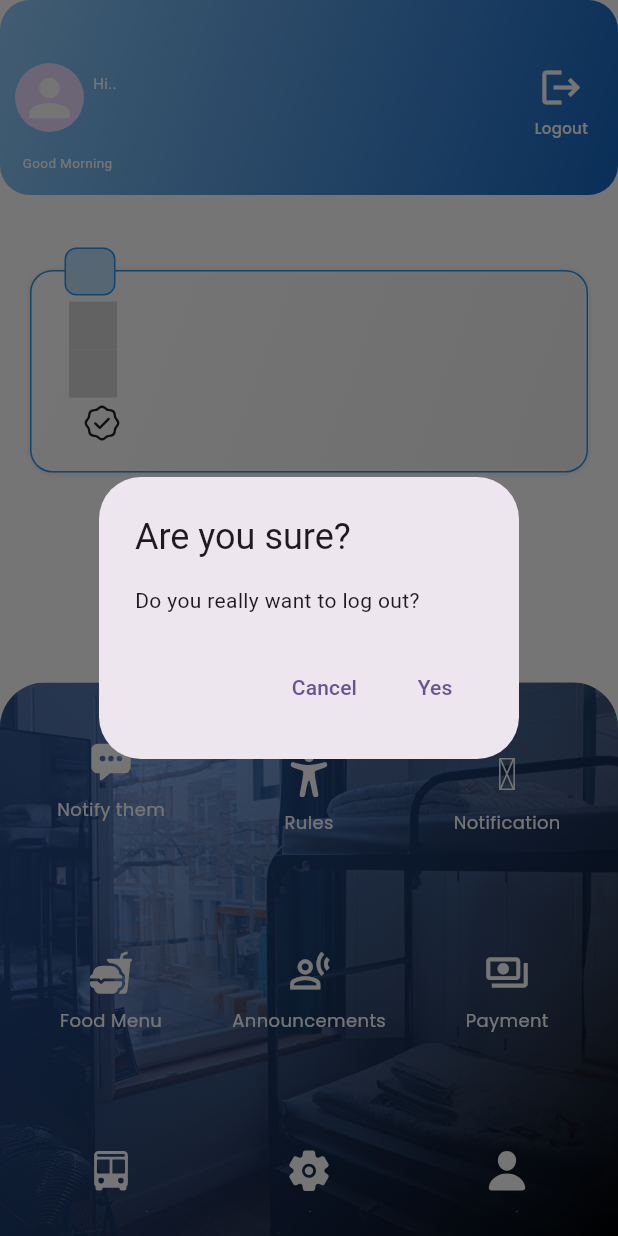
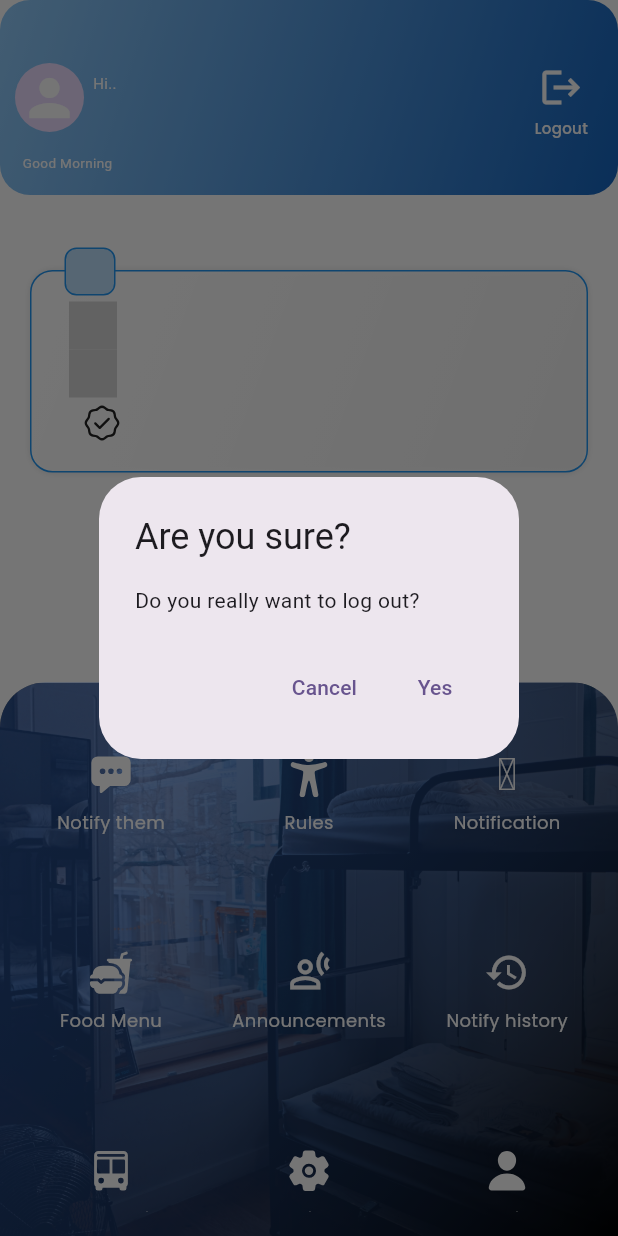
Before and after one commit to Bibinpeter/hostelmates_app, a Flutter app: the HomeView screen opened by its route, after a tap on "Logout", on a phone screen of 412 x 824 dp. Run offline on Flutter 3.47's test engine with Material 3 defaults, Android fonts, the phone set to English and light mode, and no system bars; our stand-ins replace animate_do, cloud_firestore, firebase_auth, firebase_core, flutter_animate, get and 5 more; accounts and stored records are empty.

Commit message:
history solved

```diff
--- a/lib/routes/pages.dart
+++ b/lib/routes/pages.dart
@@ -8,10 +8,10 @@ import 'package:project/view/auth/signup/signup_view.dart';
 import 'package:project/view/auth/splah/splash_view.dart';
 import 'package:project/view/home/components/announcement/ann_view.dart';
 import 'package:project/view/home/components/foodmenu/foodmenu_view.dart';
+import 'package:project/view/home/components/history/history_view.dart';
 import 'package:project/view/home/components/ksrtc/ksrtc_view.dart';
 import 'package:project/view/home/components/notification/notification_view.dart';
 import 'package:project/view/home/components/notify/notify_view.dart';
-import 'package:project/view/home/components/payment/payment_view.dart';
 import 'package:project/view/home/components/profile/profile_view.dart';
 import 'package:project/view/home/components/rules/rules_view.dart';
 import 'package:project/view/home/components/settings/settings.dart';
@@ -85,8 +85,8 @@ class AppPages {
         transition: Transition.rightToLeftWithFade,
         binding: HomeBinding()),
     GetPage(
-        name: AppRoutes.paymentView,
-        page: () => PaymentView(),
+        name: AppRoutes.history,
+        page: () => HistoryView(),
         transition: Transition.rightToLeftWithFade,
         binding: HomeBinding()),
     GetPage(
--- a/lib/routes/routes.dart
+++ b/lib/routes/routes.dart
@@ -11,7 +11,7 @@ class AppRoutes {
   static const String notificationsView = '/notificationsView';
   static const String foodMenuView = '/foodMenuView';
   static const String announcementsView = '/announcementsView';
-  static const String paymentView = '/paymentView';
+  static const String history = '/history';
   static const String ksrtcBookingView = '/ksrtcBookingView';
   static const String settingsView = '/settingsView';
   static const String profileView = '/profileView';
--- a/lib/view/auth/authbinding/auth_binding.dart
+++ b/lib/view/auth/authbinding/auth_binding.dart
@@ -2,7 +2,6 @@ import 'package:get/get.dart';
 import 'package:project/view/auth/hostelid_auth/hotelid_controller.dart';
 import 'package:project/view/auth/login/login_controller.dart';
 import 'package:project/view/auth/signup/signup_controller.dart';
-
 
 class AuthBinding implements Bindings {
   @override
@@ -10,7 +9,7 @@ class AuthBinding implements Bindings {
     Get.lazyPut<HostelidController>(() => HostelidController());
     Get.lazyPut<LoginController>(() => LoginController());
     Get.lazyPut<SignupController>(() => SignupController());
-     Get.lazyPut<HostelidController>(() => HostelidController());
-
+    Get.lazyPut<HostelidController>(() => HostelidController());
+   // Get.lazyPut<UserController>(() => UserController());
   }
 }
--- a/lib/view/auth/login/login_view.dart
+++ b/lib/view/auth/login/login_view.dart
@@ -69,7 +69,7 @@ class LoginView extends StatelessWidget {
                     textAlign: TextAlign.center,
                   ),
                   const SizedBox(
-                    height: 200,
+                    height: 180,
                   ),
                   FadeInDown(
                     child:
--- a/lib/view/auth/signup/signup_view.dart
+++ b/lib/view/auth/signup/signup_view.dart
@@ -39,7 +39,7 @@ class SignupView extends StatelessWidget {
                 crossAxisAlignment: CrossAxisAlignment.center,
                 children: [
                   Padding(
-                    padding: const EdgeInsets.only(top: 20),
+                    padding: const EdgeInsets.only(top: 30),
                     child: ClipOval(
                       child: Image.asset(
                         'assets/images/hostelLogo.jpg',
@@ -66,7 +66,7 @@ class SignupView extends StatelessWidget {
                     ),
                     textAlign: TextAlign.center,
                   ),
-                  const SizedBox(height: 180),
+                  const SizedBox(height: 170),
                   FadeInDown(
                     child: CustomText_FormField(
                       controller: controller.firstNameController,
@@ -111,7 +111,7 @@ class SignupView extends StatelessWidget {
                       style: TextStyle(letterSpacing: 2),
                     ),
                   ),
-                  const SizedBox(height: 90),
+                  const SizedBox(height: 70),
                   Row(
                     mainAxisAlignment: MainAxisAlignment.center,
                     children: [
--- a/lib/view/home/components/payment/payment_controller.dart
+++ /dev/null
@@ -1,4 +0,0 @@
-
-import 'package:get/get.dart';
-
-class PaymentController extends GetxController {}
--- a/lib/view/home/homebinding/homebinding.dart
+++ b/lib/view/home/homebinding/homebinding.dart
@@ -1,10 +1,10 @@
 import 'package:get/get.dart';
 import 'package:project/view/home/components/announcement/ann_controller.dart';
 import 'package:project/view/home/components/foodmenu/foodmenu_controller.dart';
+import 'package:project/view/home/components/history/history_controller.dart';
 import 'package:project/view/home/components/ksrtc/ksrtc_controller.dart';
 import 'package:project/view/home/components/notification/notification_controller.dart';
 import 'package:project/view/home/components/notify/notify_controller.dart';
-import 'package:project/view/home/components/payment/payment_controller.dart';
 import 'package:project/view/home/components/profile/profile_controller.dart';
 import 'package:project/view/home/components/rules/rules_controller.dart';
 import 'package:project/view/home/components/settings/ssettings_controller.dart';
@@ -19,7 +19,7 @@ class HomeBinding implements Bindings {
     Get.lazyPut<NotificationController>(() => NotificationController());
     Get.lazyPut<FoodmenuController>(() => FoodmenuController());
     Get.lazyPut<AnnController>(() => AnnController());
-    Get.lazyPut<PaymentController>(() => PaymentController());
+    Get.lazyPut<HistoryController>(() => HistoryController());
     Get.lazyPut<KsrtcController>(() => KsrtcController());
     Get.lazyPut<SettingsController>(() => SettingsController());
     Get.lazyPut<ProfileController>(() => ProfileController());
--- a/lib/view/home/homeview/home_view.dart
+++ b/lib/view/home/homeview/home_view.dart
@@ -27,7 +27,11 @@ class HomeView extends StatelessWidget {
         backgroundColor: Colors.white,
         body: Column(
           children: [
-            FadeInDownBig(child: Header(Fireauth: fireAuth, homeController: homeController,)),
+            FadeInDownBig(
+                child: Header(
+              Fireauth: fireAuth,
+              homeController: homeController,
+            )),
             const SizedBox(height: 30),
             Stack(
               children: [
@@ -117,7 +121,8 @@ class HomeView extends StatelessWidget {
                   GridView.builder(
                     shrinkWrap: true,
                     physics: const NeverScrollableScrollPhysics(),
-                  gridDelegate: const SliverGridDelegateWithFixedCrossAxisCount(
+                    gridDelegate:
+                        const SliverGridDelegateWithFixedCrossAxisCount(
                       crossAxisCount: 3,
                       crossAxisSpacing: 16.0,
                       mainAxisSpacing: 16.0,
@@ -130,19 +135,19 @@ class HomeView extends StatelessWidget {
                         ZondIcons.notifications,
                         IonIcons.fast_food,
                         Icons.spatial_tracking_outlined,
-                      Icons.payments_outlined,
+                        Icons.history,
                         IonIcons.bus,
                         IonIcons.settings,
                         IonIcons.person,
                       ];
 
                       final texts = [
-                      'Notify them\n',
+                        'Notify them',
                         'Rules',
                         'Notification',
                         'Food Menu',
                         'Announcements',
-                      'Payment',
+                        'Notify history',
                         'Ksrtc Booking',
                         'Settings',
                         'Profile',
@@ -155,19 +160,15 @@ class HomeView extends StatelessWidget {
                           AppRoutes.notificationsView,
                           AppRoutes.foodMenuView,
                           AppRoutes.announcementsView,
-                        AppRoutes.paymentView,
+                          AppRoutes.history,
                           AppRoutes.ksrtcBookingView,
                           AppRoutes.settingsView,
                           AppRoutes.profileView,
                         ];
 
-                      final data = {
-                        'title': texts[index]??"",
-                        'icon': icons[index],
-                        'additionalData': 'Some data specific to ${texts[index]}'
-                      };
-
-                      Get.toNamed(routes[index],);
+                        Get.toNamed(
+                          routes[index],
+                        );
                       }
 
                       return GestureDetector(
--- a/lib/widgets/headerwidget/header_widget.dart
+++ b/lib/widgets/headerwidget/header_widget.dart
@@ -21,7 +21,9 @@ class Header extends StatelessWidget {
 
 @override
 Widget build(BuildContext context) {
-    // Instead of calling loadFirstName here, we ensure it's already loaded before the widget builds.
+  // Ensure the widget handles null values gracefully
+  final user = Fireauth.currentUser;
+
   return Obx(() {
     return Container(
       width: double.infinity,
@@ -47,10 +49,10 @@ class Header extends StatelessWidget {
                     const SizedBox(width: 10),
                     CircleAvatar(
                       radius: 23,
-                        backgroundImage: Fireauth.currentUser!.photoURL != null
-                            ? NetworkImage("${Fireauth.currentUser!.photoURL}")
+                      backgroundImage: user?.photoURL != null
+                          ? NetworkImage(user!.photoURL!)
                           : null,
-                        child: Fireauth.currentUser!.photoURL == null
+                      child: user?.photoURL == null
                           ? const Icon(
                               Icons.person,
                               size: 40,
@@ -62,7 +64,7 @@ class Header extends StatelessWidget {
                     Padding(
                       padding: const EdgeInsets.only(bottom: 5),
                       child: Text(
-                          "Hi..\n${Fireauth.currentUser!.displayName ?? signupController.firstName.value}",
+                        "Hi..\n${user?.displayName ?? signupController.firstName.value}",
                         style: GoogleFonts.mochiyPopOne(
                           fontSize: 10,
                           color: Colors.white,
@@ -123,6 +125,7 @@ class Header extends StatelessWidget {
   });
 }
 
+
   void _showLogoutDialog(BuildContext context) {
     showDialog(
       context: context,
```
Also changed, not shown: lib/view/auth/login/login_controller.dart (+45 -6 lines), lib/view/auth/signup/signup_controller.dart (+9 -4 lines), lib/view/home/components/history/history_controller.dart (added, +79 -0 lines), lib/view/home/components/history/history_model.dart (added, +25 -0 lines), lib/view/home/components/history/history_view.dart (added, +63 -0 lines), lib/view/home/components/notify/notify_controller.dart (+9 -0 lines), lib/view/home/components/payment/payment_view.dart (deleted, +0 -10 lines). Lines whose indentation alone changed are shown as unchanged.
